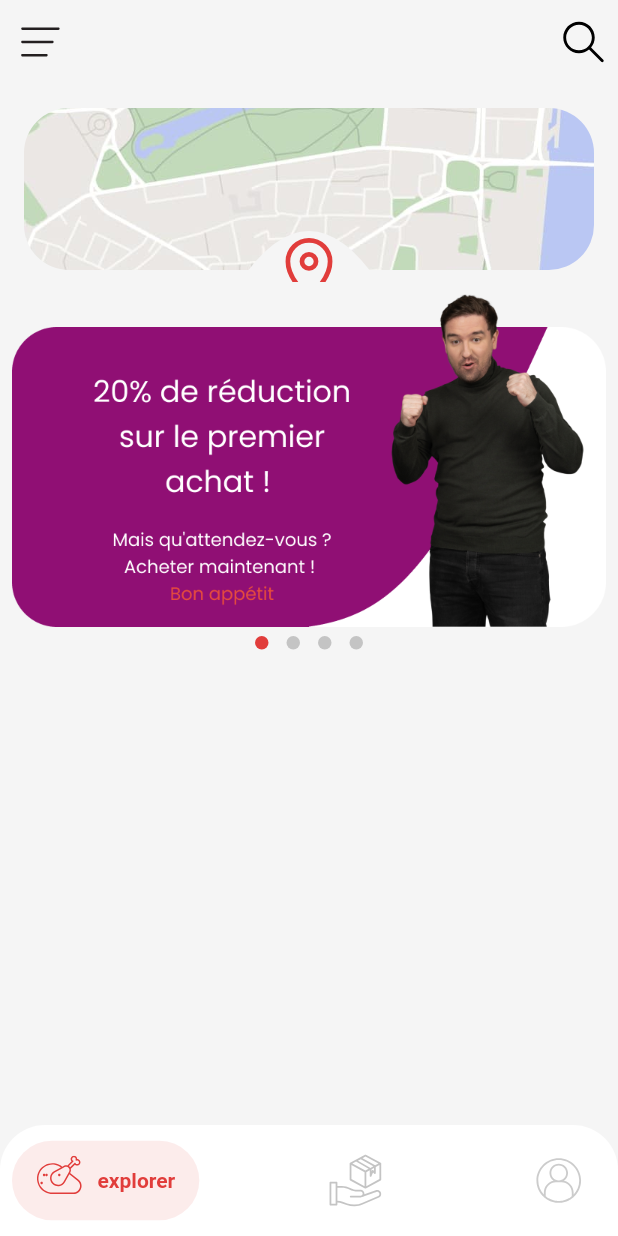
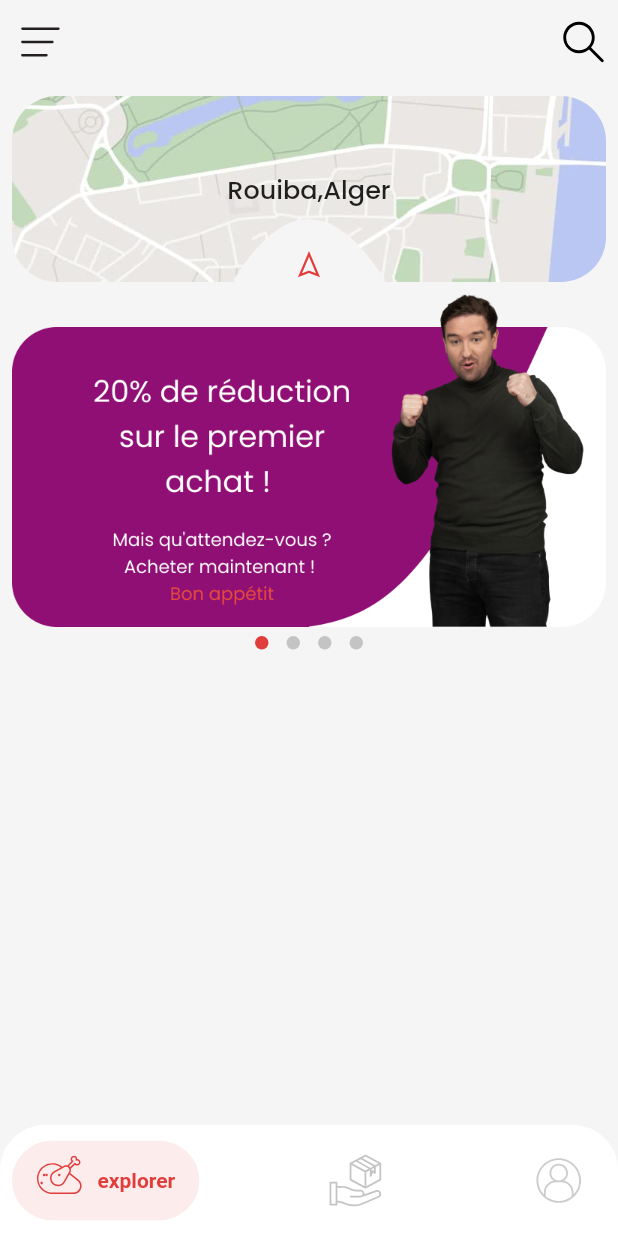
Before and after one commit to HoussemRabah/maclat, a Flutter app: the HomeScreen screen opened directly, on a phone screen of 412 x 824 dp. Run offline on Flutter 3.47's test engine with Material 2 defaults, Android fonts, the phone set to English and light mode, and no system bars; drawn by our look-alikes of card_swiper, dots_indicator, salomon_bottom_bar; our stand-ins replace flutter_custom_clippers, flutter_svg, font_awesome_flutter, line_icons.

Commit message:
add lineicon

```diff
--- a/lib/UI/Screens/home.dart
+++ b/lib/UI/Screens/home.dart
@@ -4,6 +4,7 @@ import 'package:flutter/material.dart';
 import 'package:flutter_custom_clippers/flutter_custom_clippers.dart';
 import 'package:flutter_svg/flutter_svg.dart';
 import 'package:font_awesome_flutter/font_awesome_flutter.dart';
+import 'package:line_icons/line_icons.dart';
 import 'package:mbh/Core/constants.dart';
 import 'package:mbh/Logic/Modules/UI.dart';
 import 'package:mbh/UI/Widgets/cardswiper.dart';
@@ -25,21 +26,10 @@ class _HomeScreenState extends State<HomeScreen> {
       bottomNavigationBar: bottomNavigationBarBuilder(),
       body: Column(
         children: [
-          Container(
-            width: double.infinity,
-            margin: EdgeInsets.all(8.0),
-            height: 124,
+          Stack(
             clipBehavior: Clip.antiAlias,
-            decoration: BoxDecoration(
-              borderRadius: radius,
-            ),
-            child: Stack(
             alignment: Alignment.center,
             children: [
-                Text(
-                  'Rouiba,Alger',
-                  style: textStyleSouTitle,
-                ),
               Container(
                 width: double.infinity,
                 margin: EdgeInsets.all(8.0),
@@ -53,23 +43,25 @@ class _HomeScreenState extends State<HomeScreen> {
                   fit: BoxFit.cover,
                 ),
               ),
+              Text(
+                'Rouiba,Alger',
+                style: textStyleSouTitle,
+              ),
               Positioned(
                 top: 90,
                 child: ClipPath(
                   clipper: OvalTopBorderClipper(),
                   child: Container(
                       width: 100.0,
-                      height: 50.0,
+                      height: 60.0,
                       color: backColor,
-                      child: SvgPicture.asset(
-                        "assets/icons/gps.svg",
+                      child: Icon(
+                        LineIcons.locationArrow,
                         color: mainColor,
-                      ),
-                    ),
+                      )),
                 ),
               )
             ],
-            ),
           ),
           CardSwiper(cards: [
             CardSwip(url: "http://via.placeholder.com/300x200"),
--- a/pubspec.yaml
+++ b/pubspec.yaml
@@ -26,6 +26,7 @@ dependencies:
   card_swiper: ^2.0.3
   dots_indicator: ^2.1.0
   flutter_custom_clippers: ^2.0.0
+  line_icons: ^2.0.1
 
 dev_dependencies:
   flutter_test:
```
Also changed, not shown: pubspec.lock. Lines whose indentation alone changed are shown as unchanged.
